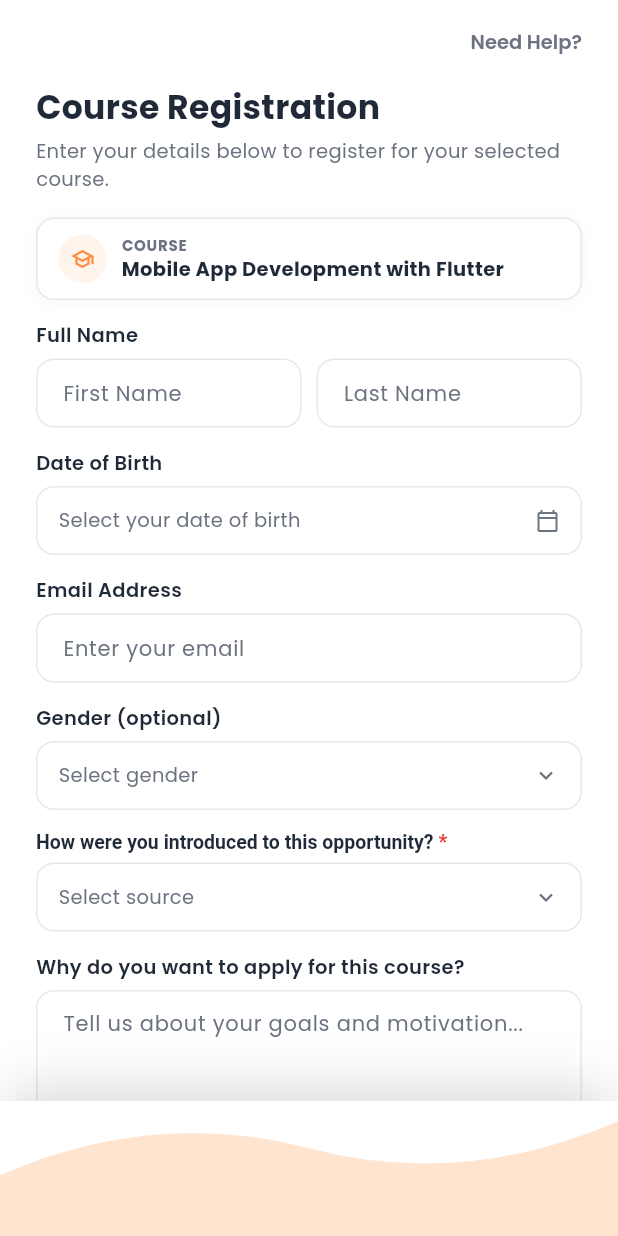
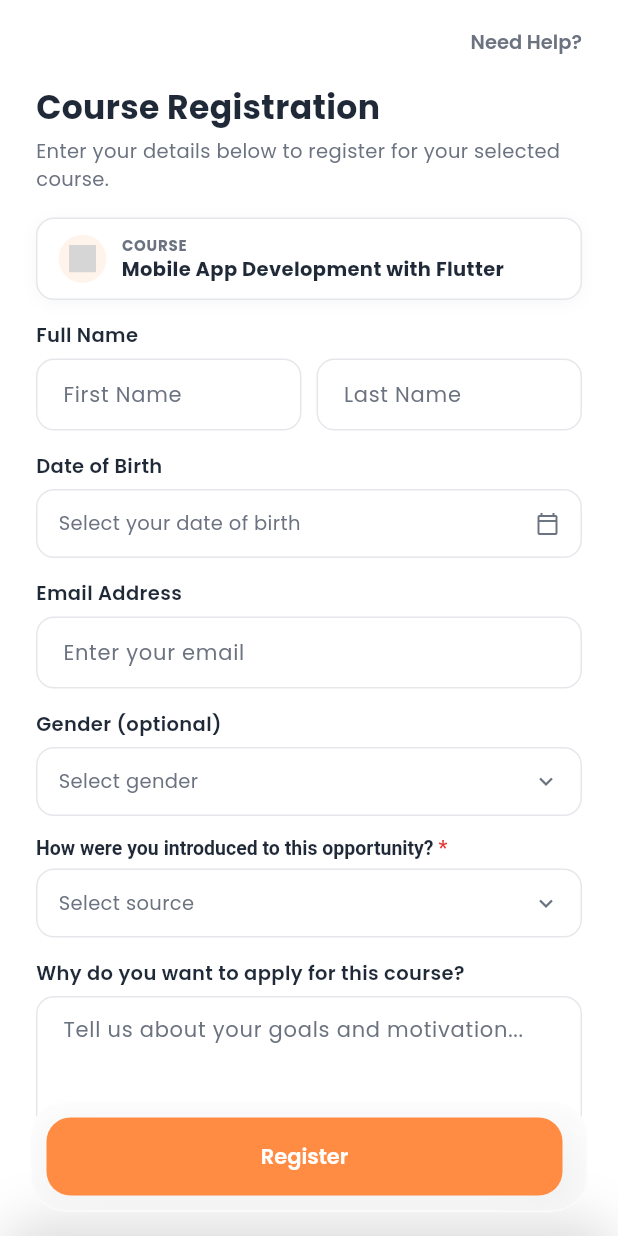
Before and after one commit to KrishTrivedi025/excelerate_connect, a Flutter app: the RegistrationScreen screen opened directly with sample values from the repository, on a phone screen of 412 x 824 dp. Run offline on Flutter 3.47's test engine with Material 3 defaults, Android fonts, the phone set to English and light mode, and no system bars; our stand-ins replace cached_network_image, google_fonts, lottie; grey boxes are pictures that could not be loaded.

Commit message:
feat: rebuild Registration/Program Details bottom bars as a shared floating pill
New lib/widgets/floating_action_bar.dart — a frosted-glass rounded-pill
bar that floats above the screen bottom (margin on every side, same blur
treatment as the bottom nav bar), optionally with a leading control next
to the primary action. Used on both screens instead of each inventing
its own bottom bar:

- Program Details: replaces the flush white bar + top divider. The
  "like" heart icon is now a bookmark, matching the save/bookmark
  pattern already used everywhere else in the app (Program Listing,
  Continue Learning) instead of a one-off heart.
- Registration: replaces the wave + fixed bottom bar entirely (wave
  removed outright, not fixed) with the same floating pill holding just
  the Register button, no leading control.

Also fixed a real layout bug: First/Last Name and Email were wrapped in
a fixed-height SizedBox, so when their validation error appeared, the
input box itself visibly shrank to make room for the error text within
that fixed ceiling instead of the field growing to fit it. Removed the
SizedBox wrappers — same pattern PrimaryTextField already uses
elsewhere — so the box stays full height and just grows for the error.

Course badge icon now loads from assets/icons/course_badge.json (a
Lordicon-exported Lottie, same convention as the bottom nav icons) with
a fallback glyph until that file is dropped in.

Co-Authored-By: Claude Sonnet 5 <noreply@anthropic.com>

```diff
--- a/lib/screens/registration/registration_screen.dart
+++ b/lib/screens/registration/registration_screen.dart
@@ -1,9 +1,10 @@
 import 'dart:async';
 
 import 'package:flutter/material.dart';
+import 'package:lottie/lottie.dart';
 import '../../core/theme/app_theme.dart';
 import '../../data/mock_data.dart';
-import '../../widgets/bottom_wave.dart';
+import '../../widgets/floating_action_bar.dart';
 
 class RegistrationScreen extends StatefulWidget {
   final Opportunity opportunity;
@@ -337,13 +338,7 @@ class _RegistrationScreenState extends State<RegistrationScreen> {
 
     return Scaffold(
       backgroundColor: AppColors.background,
-      // Wave is pinned via bottomNavigationBar (see below), matching
-      // Login/Sign-Up — resizeToAvoidBottomInset must stay false or the
-      // wave rides up above the keyboard instead of staying put.
       resizeToAvoidBottomInset: false,
-      bottomNavigationBar: const IgnorePointer(
-        child: BottomWave(color: AppColors.wave),
-      ),
       body: Stack(
         children: [
           SafeArea(
@@ -432,10 +427,22 @@ class _RegistrationScreenState extends State<RegistrationScreen> {
                                 shape: BoxShape.circle,
                               ),
                               alignment: Alignment.center,
-                              child: const Icon(
-                                Icons.school_outlined,
+                              // Drop a Lordicon-exported Lottie file at
+                              // assets/icons/course_badge.json to replace
+                              // this fallback glyph — same pattern as the
+                              // bottom nav bar's icons.
+                              child: Lottie.asset(
+                                'assets/icons/course_badge.json',
+                                width: 18,
+                                height: 18,
+                                fit: BoxFit.contain,
+                                repeat: false,
+                                errorBuilder: (context, error, stackTrace) =>
+                                    const Icon(
+                                      Icons.auto_stories_rounded,
                                       size: 16,
                                       color: AppColors.primary,
+                                    ),
                               ),
                             ),
                             const SizedBox(width: 10),
@@ -480,10 +487,9 @@ class _RegistrationScreenState extends State<RegistrationScreen> {
                       ),
                       const SizedBox(height: 6),
                       Row(
+                        crossAxisAlignment: CrossAxisAlignment.start,
                         children: [
                           Expanded(
-                            child: SizedBox(
-                              height: 46,
                             child: TextFormField(
                               controller: _firstNameController,
                               style: const TextStyle(fontSize: 13),
@@ -494,11 +500,8 @@ class _RegistrationScreenState extends State<RegistrationScreen> {
                                   : null,
                             ),
                           ),
-                          ),
                           const SizedBox(width: 10),
                           Expanded(
-                            child: SizedBox(
-                              height: 46,
                             child: TextFormField(
                               controller: _lastNameController,
                               style: const TextStyle(fontSize: 13),
@@ -507,7 +510,6 @@ class _RegistrationScreenState extends State<RegistrationScreen> {
                                   (val == null || val.trim().isEmpty)
                                   ? 'Required'
                                   : null,
-                              ),
                             ),
                           ),
                         ],
@@ -582,9 +584,7 @@ class _RegistrationScreenState extends State<RegistrationScreen> {
                         ),
                       ),
                       const SizedBox(height: 6),
-                      SizedBox(
-                        height: 46,
-                        child: TextFormField(
+                      TextFormField(
                         controller: _emailController,
                         keyboardType: TextInputType.emailAddress,
                         style: const TextStyle(fontSize: 13),
@@ -598,7 +598,6 @@ class _RegistrationScreenState extends State<RegistrationScreen> {
                           }
                           return null;
                         },
-                        ),
                       ),
                       const SizedBox(height: 14),
 
@@ -771,8 +770,7 @@ class _RegistrationScreenState extends State<RegistrationScreen> {
                               onPointerMove: (event) {
                                 setState(() {
                                   _commentsHeight =
-                                      (_commentsHeight + event.delta.dy)
-                                          .clamp(
+                                      (_commentsHeight + event.delta.dy).clamp(
                                         _commentsMinHeight,
                                         _commentsMaxHeight,
                                       );
@@ -814,42 +812,11 @@ class _RegistrationScreenState extends State<RegistrationScreen> {
                           ),
                         ),
                       ),
-                      const SizedBox(height: 20),
-
-                      SizedBox(
-                        width: double.infinity,
-                        height: 46,
-                        child: ElevatedButton(
-                          onPressed: _isSubmitting ? null : _submitRegistration,
-                          style: ElevatedButton.styleFrom(
-                            backgroundColor: AppColors.primary,
-                            elevation: 0,
-                            shape: RoundedRectangleBorder(
-                              borderRadius: BorderRadius.circular(
-                                AppRadius.button,
-                              ),
-                            ),
-                          ),
-                          child: _isSubmitting
-                              ? const SizedBox(
-                                  width: 20,
-                                  height: 20,
-                                  child: CircularProgressIndicator(
-                                    strokeWidth: 2.5,
-                                    color: Colors.white,
-                                  ),
-                                )
-                              : const Text(
-                                  'Register',
-                                  style: TextStyle(
-                                    fontSize: 14,
-                                    fontWeight: FontWeight.w600,
-                                    color: Colors.white,
-                                  ),
-                                ),
-                        ),
-                      ),
-                      SizedBox(height: BottomWave.height + 20),
+                      // Register button lives in the floating action bar
+                      // below (see FloatingActionBar in the Stack) — this
+                      // just reserves clearance so the last field doesn't
+                      // sit underneath it.
+                      const SizedBox(height: 90),
                     ],
                   ),
                 ),
@@ -873,6 +840,38 @@ class _RegistrationScreenState extends State<RegistrationScreen> {
           _SuccessPanel(
             visible: _showSuccessPanel,
             opportunityName: widget.opportunity.name,
+          ),
+
+          // No leading icon here (unlike Program Details' bookmark) — this
+          // bar is just the single primary action.
+          FloatingActionBar(
+            child: ElevatedButton(
+              onPressed: _isSubmitting ? null : _submitRegistration,
+              style: ElevatedButton.styleFrom(
+                backgroundColor: AppColors.primary,
+                elevation: 0,
+                shape: RoundedRectangleBorder(
+                  borderRadius: BorderRadius.circular(16),
+                ),
+              ),
+              child: _isSubmitting
+                  ? const SizedBox(
+                      width: 20,
+                      height: 20,
+                      child: CircularProgressIndicator(
+                        strokeWidth: 2.5,
+                        color: Colors.white,
+                      ),
+                    )
+                  : const Text(
+                      'Register',
+                      style: TextStyle(
+                        fontSize: 14,
+                        fontWeight: FontWeight.w600,
+                        color: Colors.white,
+                      ),
+                    ),
+            ),
           ),
         ],
       ),
--- /dev/null
+++ b/lib/widgets/floating_action_bar.dart
@@ -0,0 +1,60 @@
+import 'dart:ui';
+
+import 'package:flutter/material.dart';
+
+/// Frosted-glass floating action bar — a rounded pill that floats above the
+/// physical screen bottom (margin on every side, not edge-to-edge), using
+/// the same blur treatment as [BottomNavBar] so both read as one consistent
+/// "floating bottom surface" language instead of each screen inventing its
+/// own bottom bar. Self-positions via an internal [Positioned], so callers
+/// just drop this directly into their own body [Stack] — same convention as
+/// [BottomNavBar].
+class FloatingActionBar extends StatelessWidget {
+  /// Optional leading control (e.g. a bookmark toggle). Omit for a bar
+  /// that's just the primary action, full width.
+  final Widget? leading;
+  final Widget child;
+
+  const FloatingActionBar({super.key, this.leading, required this.child});
+
+  static const double _cornerRadius = 24;
+  static const double _blurSigma = 13;
+
+  @override
+  Widget build(BuildContext context) {
+    final bottomInset = MediaQuery.paddingOf(context).bottom;
+
+    return Positioned(
+      left: 20,
+      right: 20,
+      bottom: bottomInset + 16,
+      child: ClipRRect(
+        borderRadius: BorderRadius.circular(_cornerRadius),
+        child: BackdropFilter(
+          filter: ImageFilter.blur(sigmaX: _blurSigma, sigmaY: _blurSigma),
+          child: Container(
+            padding: const EdgeInsets.fromLTRB(10, 10, 16, 10),
+            decoration: BoxDecoration(
+              color: Colors.white.withValues(alpha: 0.65),
+              borderRadius: BorderRadius.circular(_cornerRadius),
+              border: Border.all(color: Colors.white.withValues(alpha: 0.6)),
+              boxShadow: [
+                BoxShadow(
+                  color: Colors.black.withValues(alpha: 0.10),
+                  blurRadius: 24,
+                  offset: const Offset(0, 8),
+                ),
+              ],
+            ),
+            child: Row(
+              children: [
+                if (leading != null) ...[leading!, const SizedBox(width: 8)],
+                Expanded(child: child),
+              ],
+            ),
+          ),
+        ),
+      ),
+    );
+  }
+}
```
Also changed, not shown: lib/screens/program_details/program_details_screen.dart (+10 -34 lines). Lines whose indentation alone changed are shown as unchanged.
